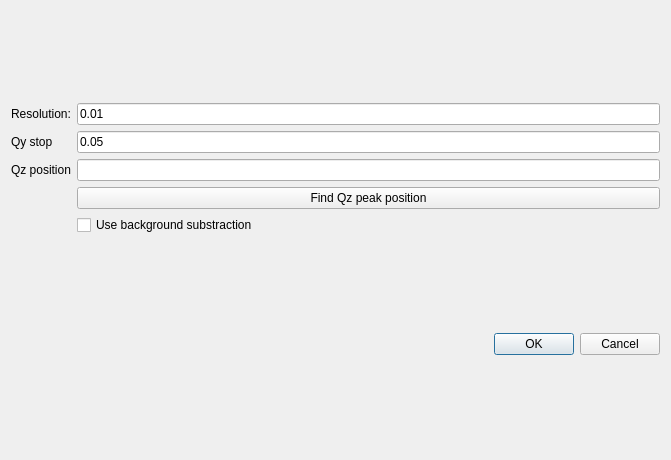
The window that fwhmscan_window.ui (sstendahl/GIScan) describes before a commit, drawn with Qt 5.
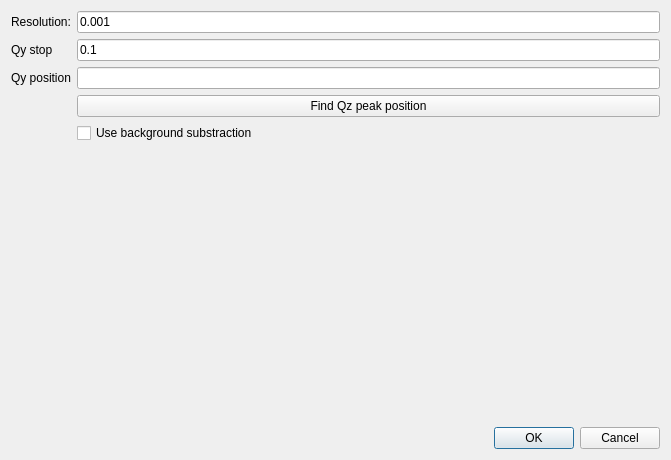
The same window after the commit.

```diff
--- a/fwhmscan_window.ui
+++ b/fwhmscan_window.ui
@@ -31,21 +31,21 @@
        <item row="0" column="1">
         <widget class="QLineEdit" name="lineEdit">
          <property name="text">
-          <string>0.01</string>
+          <string>0.001</string>
          </property>
         </widget>
        </item>
        <item row="1" column="1">
         <widget class="QLineEdit" name="lineEdit_2">
          <property name="text">
-          <string>0.05</string>
+          <string>0.1</string>
          </property>
         </widget>
        </item>
        <item row="2" column="0">
         <widget class="QLabel" name="label_3">
          <property name="text">
-          <string>Qz position</string>
+          <string>Qy position</string>
          </property>
         </widget>
        </item>
@@ -82,6 +82,19 @@
            </property>
           </widget>
          </item>
+         <item row="2" column="0">
+          <spacer name="verticalSpacer">
+           <property name="orientation">
+            <enum>Qt::Vertical</enum>
+           </property>
+           <property name="sizeHint" stdset="0">
+            <size>
+             <width>20</width>
+             <height>40</height>
+            </size>
+           </property>
+          </spacer>
+         </item>
         </layout>
        </item>
       </layout>
```
